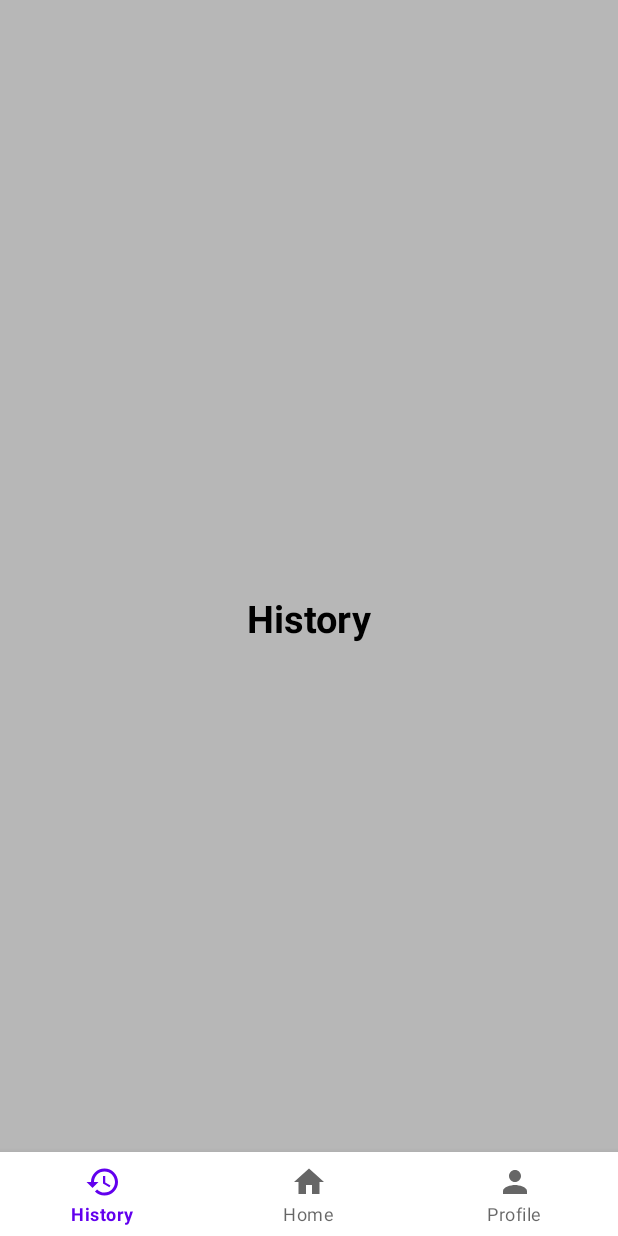
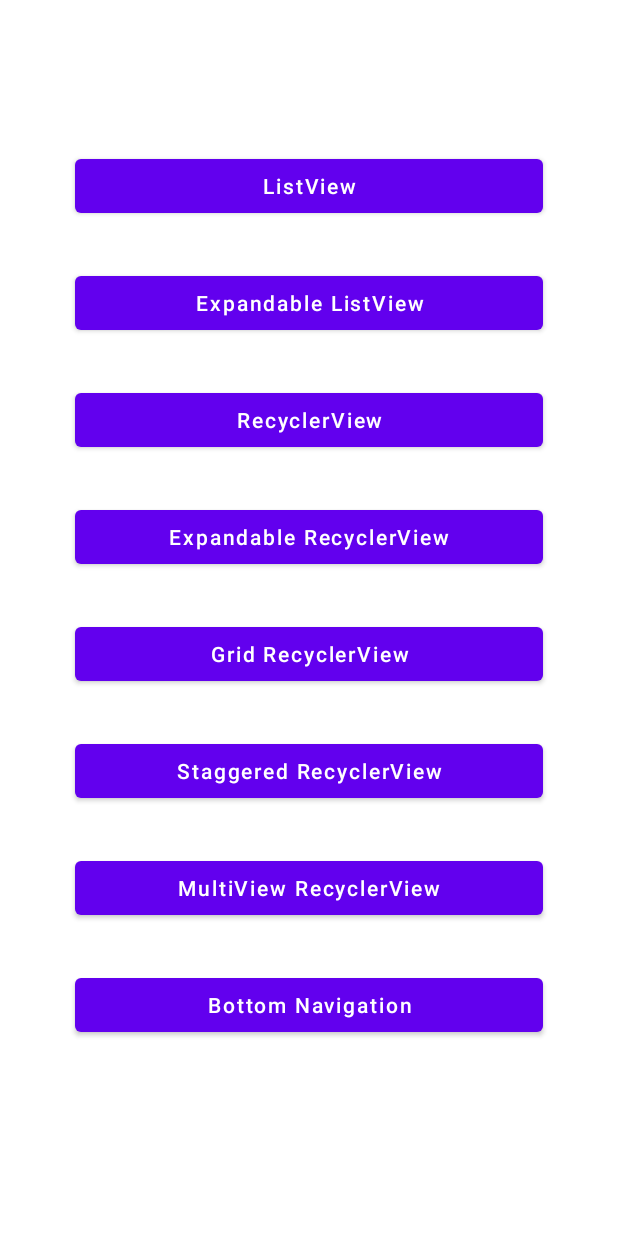
Before and after one commit to vidhi48/Android-Demos, an Android app: the screen it shows after launch (BottomNavigationActivity before the commit, MainActivity after it), on a phone screen of 412 x 824 dp. Run offline under Robolectric (Android 15) with nearby library versions, the phone set to English and light mode, and no system bars.

Commit message:
TE7-T1045: Changes done

```diff
--- a/app/src/main/AndroidManifest.xml
+++ b/app/src/main/AndroidManifest.xml
@@ -13,7 +13,7 @@
         android:theme="@style/Theme.AndroidProject"
         tools:targetApi="31">
         <activity
-            android:name="com.example.demo.recyclerview.activities.BottomNavigationActivity"
+            android:name="com.example.demo.activities.MainActivity"
             android:exported="true">
             <intent-filter>
                 <action android:name="android.intent.action.MAIN" />
@@ -45,7 +45,7 @@
             android:name="com.example.demo.recyclerview.activities.GridRecyclerViewActivity"
             android:exported="true" />
         <activity
-            android:name="com.example.demo.activities.MainActivity"
+            android:name="com.example.demo.recyclerview.activities.BottomNavigationActivity"
             android:exported="true" />
         <activity
             android:name="com.example.demo.activities.AirConditionerScreen"
--- a/app/src/main/java/com/example/demo/activities/MainActivity.kt
+++ b/app/src/main/java/com/example/demo/activities/MainActivity.kt
@@ -4,6 +4,14 @@ import android.content.Intent
 import androidx.appcompat.app.AppCompatActivity
 import android.os.Bundle
 import com.example.androidproject.databinding.ActivityMainBinding
+import com.example.demo.recyclerview.activities.BottomNavigationActivity
+import com.example.demo.recyclerview.activities.ExpandableListViewActivity
+import com.example.demo.recyclerview.activities.ExpandableRecyclerActivity
+import com.example.demo.recyclerview.activities.GridRecyclerViewActivity
+import com.example.demo.recyclerview.activities.ListViewDemo
+import com.example.demo.recyclerview.activities.MultiViewsRecyclerActivity
+import com.example.demo.recyclerview.activities.RecyclerViewDemo
+import com.example.demo.recyclerview.activities.StaggeredGridViewActivity
 
 class MainActivity : AppCompatActivity() {
 
@@ -16,19 +24,44 @@ class MainActivity : AppCompatActivity() {
         setupViews()
     }
 
-    private fun setupViews() {
-        binding.speakerScreen.setOnClickListener{
-            val intent = Intent(this , MusicScreen::class.java)
+    private fun setupViews() = with(binding){
+        list.setOnClickListener{
+            val intent = Intent(this@MainActivity, ListViewDemo::class.java)
             startActivity(intent)
         }
 
-        binding.tvScreen.setOnClickListener{
-            val intent = Intent(this, TelevisionScreen::class.java)
+        expandList.setOnClickListener{
+            val intent = Intent(this@MainActivity, ExpandableListViewActivity::class.java)
             startActivity(intent)
         }
 
-        binding.acScreen.setOnClickListener{
-            val intent = Intent(this, AirConditionerScreen::class.java)
+        recycle.setOnClickListener{
+            val intent = Intent(this@MainActivity, RecyclerViewDemo::class.java)
+            startActivity(intent)
+        }
+
+        expandRecycle.setOnClickListener{
+            val intent = Intent(this@MainActivity, ExpandableRecyclerActivity::class.java)
+            startActivity(intent)
+        }
+
+        gridRv.setOnClickListener{
+            val intent = Intent(this@MainActivity, GridRecyclerViewActivity::class.java)
+            startActivity(intent)
+        }
+
+        stagRv.setOnClickListener{
+            val intent = Intent(this@MainActivity, StaggeredGridViewActivity::class.java)
+            startActivity(intent)
+        }
+
+        multiRv.setOnClickListener{
+            val intent = Intent(this@MainActivity, MultiViewsRecyclerActivity::class.java)
+            startActivity(intent)
+        }
+
+        bottomNav.setOnClickListener{
+            val intent = Intent(this@MainActivity, BottomNavigationActivity::class.java)
             startActivity(intent)
         }
     }
--- a/app/src/main/res/layout/activity_main.xml
+++ b/app/src/main/res/layout/activity_main.xml
@@ -7,36 +7,115 @@
     tools:context="com.example.demo.activities.MainActivity">
 
     <Button
-        android:id="@+id/speakerScreen"
-        android:layout_width="wrap_content"
+        android:id="@+id/list"
+        android:layout_width="@dimen/dp_0"
         android:layout_height="wrap_content"
-        android:text="@string/speakerScreen"
-        android:layout_marginTop="@dimen/dp_30"
+        android:text="@string/listview"
+        android:textAllCaps="false"
+        android:layout_marginTop="@dimen/dp_100"
+        android:layout_marginStart="@dimen/dp_50"
+        android:layout_marginEnd="@dimen/dp_50"
         app:layout_constraintStart_toStartOf="parent"
         app:layout_constraintEnd_toEndOf="parent"
         app:layout_constraintTop_toTopOf="parent"
         />
 
     <Button
-        android:id="@+id/tvScreen"
-        android:layout_width="wrap_content"
+        android:id="@+id/expandList"
+        android:layout_width="@dimen/dp_0"
         android:layout_height="wrap_content"
-        android:text="@string/tvScreen"
+        android:text="@string/expandable_listview"
         android:layout_marginTop="@dimen/dp_30"
+        android:textAllCaps="false"
+        android:layout_marginStart="@dimen/dp_50"
+        android:layout_marginEnd="@dimen/dp_50"
         app:layout_constraintStart_toStartOf="parent"
         app:layout_constraintEnd_toEndOf="parent"
-        app:layout_constraintTop_toBottomOf="@id/speakerScreen"
+        app:layout_constraintTop_toBottomOf="@id/list"
         />
 
     <Button
-        android:id="@+id/acScreen"
-        android:layout_width="wrap_content"
+        android:id="@+id/recycle"
+        android:layout_width="@dimen/dp_0"
         android:layout_height="wrap_content"
-        android:text="@string/acScreen"
+        android:text="@string/recyclerview"
+        android:textAllCaps="false"
         android:layout_marginTop="@dimen/dp_30"
+        android:layout_marginStart="@dimen/dp_50"
+        android:layout_marginEnd="@dimen/dp_50"
         app:layout_constraintStart_toStartOf="parent"
         app:layout_constraintEnd_toEndOf="parent"
-        app:layout_constraintTop_toBottomOf="@id/tvScreen"
+        app:layout_constraintTop_toBottomOf="@id/expandList"
+        />
+
+    <Button
+        android:id="@+id/expandRecycle"
+        android:layout_width="@dimen/dp_0"
+        android:layout_height="wrap_content"
+        android:text="@string/expandable_recyclerview"
+        android:textAllCaps="false"
+        android:layout_marginTop="@dimen/dp_30"
+        android:layout_marginStart="@dimen/dp_50"
+        android:layout_marginEnd="@dimen/dp_50"
+        app:layout_constraintStart_toStartOf="parent"
+        app:layout_constraintEnd_toEndOf="parent"
+        app:layout_constraintTop_toBottomOf="@id/recycle"
+        />
+
+    <Button
+        android:id="@+id/gridRv"
+        android:layout_width="@dimen/dp_0"
+        android:layout_height="wrap_content"
+        android:text="@string/grid_recyclerview"
+        android:textAllCaps="false"
+        android:layout_marginTop="@dimen/dp_30"
+        android:layout_marginStart="@dimen/dp_50"
+        android:layout_marginEnd="@dimen/dp_50"
+        app:layout_constraintStart_toStartOf="parent"
+        app:layout_constraintEnd_toEndOf="parent"
+        app:layout_constraintTop_toBottomOf="@id/expandRecycle"
+        />
+
+    <Button
+        android:id="@+id/stagRv"
+        android:layout_width="@dimen/dp_0"
+        android:layout_height="wrap_content"
+        android:text="@string/staggered_recyclerview"
+        android:textAllCaps="false"
+        android:layout_marginTop="@dimen/dp_30"
+        android:layout_marginStart="@dimen/dp_50"
+        android:layout_marginEnd="@dimen/dp_50"
+        app:layout_constraintStart_toStartOf="parent"
+        app:layout_constraintEnd_toEndOf="parent"
+        app:layout_constraintTop_toBottomOf="@id/gridRv"
+        />
+
+    <Button
+        android:id="@+id/multiRv"
+        android:layout_width="@dimen/dp_0"
+        android:layout_height="wrap_content"
+        android:text="@string/multiview_recyclerview"
+        android:textAllCaps="false"
+        android:layout_marginTop="@dimen/dp_30"
+        android:layout_marginStart="@dimen/dp_50"
+        android:layout_marginEnd="@dimen/dp_50"
+        app:layout_constraintStart_toStartOf="parent"
+        app:layout_constraintEnd_toEndOf="parent"
+        app:layout_constraintTop_toBottomOf="@id/stagRv"
+        />
+
+    <Button
+        android:id="@+id/bottomNav"
+        android:layout_width="@dimen/dp_0"
+        android:layout_height="wrap_content"
+        android:text="@string/bottom_navigation"
+        android:textAllCaps="false"
+        android:layout_marginTop="@dimen/dp_30"
+        android:layout_marginStart="@dimen/dp_50"
+        android:layout_marginEnd="@dimen/dp_50"
+        app:layout_constraintStart_toStartOf="parent"
+        app:layout_constraintEnd_toEndOf="parent"
+        app:layout_constraintTop_toBottomOf="@id/multiRv"
         />
 
 </androidx.constraintlayout.widget.ConstraintLayout>
--- a/app/src/main/res/values/strings.xml
+++ b/app/src/main/res/values/strings.xml
@@ -79,4 +79,10 @@
     <string name="history">History</string>
     <string name="homeMenu">Home</string>
     <string name="profile">Profile</string>
+    <string name="bottom_navigation">Bottom Navigation</string>
+    <string name="listview">ListView</string>
+    <string name="recyclerview">RecyclerView</string>
+    <string name="grid_recyclerview">Grid RecyclerView</string>
+    <string name="staggered_recyclerview">Staggered RecyclerView</string>
+    <string name="multiview_recyclerview">MultiView RecyclerView</string>
 </resources>
```
